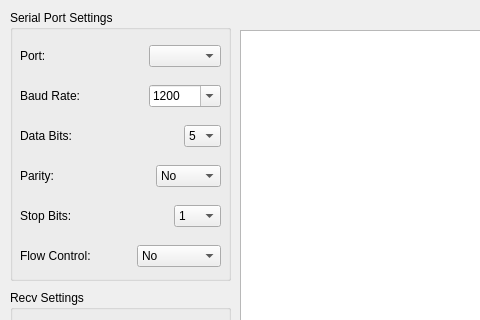
The window that mainwindow.ui (tuna/QSerial) describes before a commit, drawn with Qt 5; both pictures show x 0 to 480 and y 0 to 320 of the 750 by 639 pixel window.
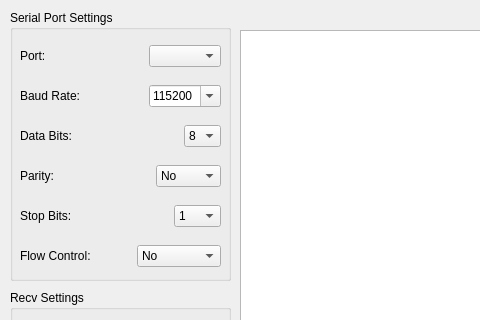
The same window after the commit.

The edit to the form file:
```diff
--- a/mainwindow.ui
+++ b/mainwindow.ui
@@ -96,6 +96,9 @@
         <property name="editable">
          <bool>true</bool>
         </property>
+        <property name="currentIndex">
+         <number>7</number>
+        </property>
         <item>
          <property name="text">
           <string>1200</string>
@@ -172,6 +175,9 @@
       </item>
       <item>
        <widget class="QComboBox" name="dataBitsComboBox">
+        <property name="currentIndex">
+         <number>3</number>
+        </property>
         <item>
          <property name="text">
           <string>5</string>
```
Left out of the diff: 5 changed lines with no effect on the pictures.
